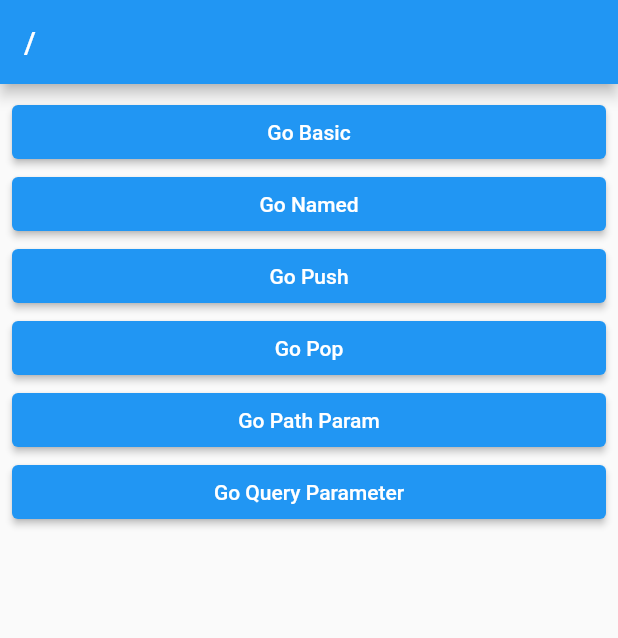
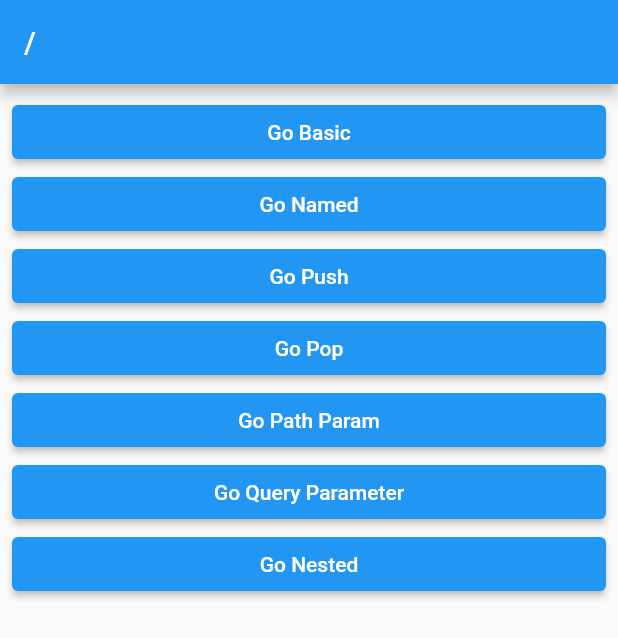
Before and after one commit to MoonSanghee/codefactoryflutter, a Flutter app: the screen it shows after launch, on a phone screen of 412 x 824 dp. Shown: the top 638 px of the screen. Run offline on Flutter 3.47's test engine with Material 2 defaults, Android fonts, the phone set to English and light mode, and no system bars; our stand-ins replace dio, flutter_riverpod, flutter_secure_storage, go_router, retrofit, riverpod_annotation and 1 more; generated files the repository leaves out were written again.

Commit message:
Shell Route

```diff
--- a/gorouterpractice/lib/route/router.dart
+++ b/gorouterpractice/lib/route/router.dart
@@ -6,6 +6,8 @@
 import 'package:gorouterpractice/screens/5_pop_return_screen.dart';
 import 'package:gorouterpractice/screens/6_path_param_screen.dart';
 import 'package:gorouterpractice/screens/7_query_parameter.dart';
+import 'package:gorouterpractice/screens/8_nested_child_screen.dart';
+import 'package:gorouterpractice/screens/8_nested_screen.dart';
 import 'package:gorouterpractice/screens/root_screen.dart';
 
 final router = GoRouter(
@@ -69,6 +71,31 @@
             return const QueryParameterScreen();
           },
         ),
+        ShellRoute(
+          builder: (context, state, child) {
+            return NestedScreen(child: child);
+          },
+          routes: [
+            GoRoute(
+              path: 'nested/a',
+              builder: (_, state) => const NestedChildScreen(
+                routeName: '/nested/a',
+              ),
+            ),
+            GoRoute(
+              path: 'nested/b',
+              builder: (_, state) => const NestedChildScreen(
+                routeName: '/nested/b',
+              ),
+            ),
+            GoRoute(
+              path: 'nested/c',
+              builder: (_, state) => const NestedChildScreen(
+                routeName: '/nested/c',
+              ),
+            ),
+          ],
+        )
       ],
     ),
   ],
--- a/gorouterpractice/lib/screens/root_screen.dart
+++ b/gorouterpractice/lib/screens/root_screen.dart
@@ -40,6 +40,11 @@
                 context.go('/query_param');
               },
               child: const Text('Go Query Parameter')),
+          ElevatedButton(
+              onPressed: () {
+                context.go('/nested/a');
+              },
+              child: const Text('Go Nested')),
         ],
       ),
     );
```
Also changed, not shown: gorouterpractice/lib/screens/8_nested_child_screen.dart (added, +17 -0 lines), gorouterpractice/lib/screens/8_nested_screen.dart (added, +57 -0 lines).
